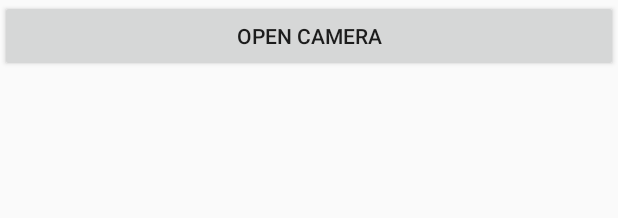
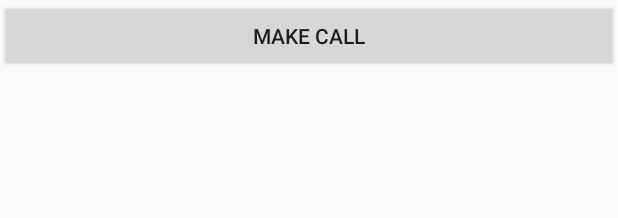
Before and after one commit to power19942/android-kotlin-play, an Android app: the layout activity_main.xml on its own in the app's theme, with its tools: preview values and no code run, on a phone screen of 412 x 824 dp. Shown: the top 218 px of the screen. Run offline under Robolectric (Android 15) with nearby library versions, the phone set to English and light mode, and no system bars.

Commit message:
make call

```diff
--- a/app/src/main/res/layout/activity_main.xml
+++ b/app/src/main/res/layout/activity_main.xml
@@ -11,10 +11,6 @@
         android:id="@+id/btn"
         android:layout_width="match_parent"
         android:layout_height="wrap_content"
-        android:text="open camera" />
+        android:text="Make call" />
 
-    <ImageView
-        android:id="@+id/imageView2"
-        android:layout_width="match_parent"
-        android:layout_height="300dp" />
 </LinearLayout>
```
Also changed, not shown: app/src/main/java/com/example/top10downloader/MainActivity.kt (+4 -10 lines).
